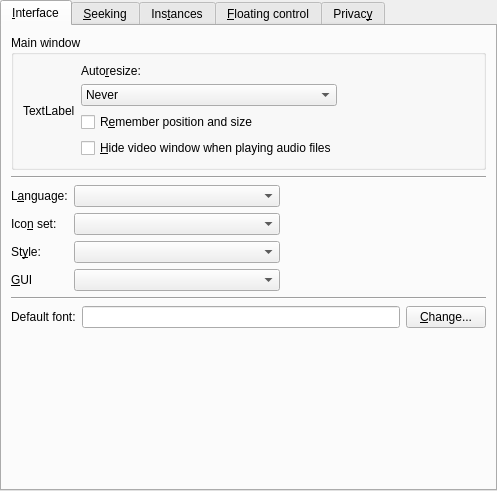
The window that src/prefinterface.ui (wilbert2000/wzplayer) describes before a commit, drawn with Qt 5.
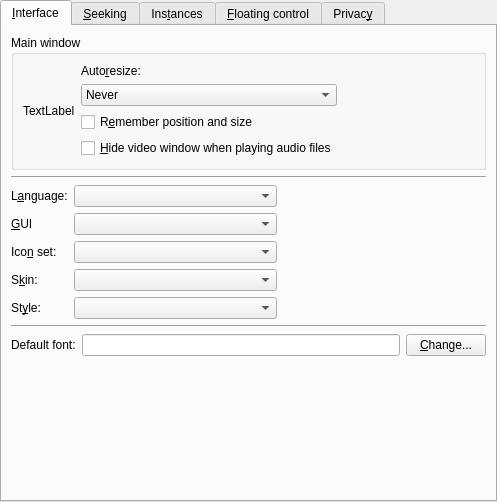
The same window after the commit. Custom widgets are drawn as their Qt base class.

Commit message: Skin support

```diff
--- a/src/prefinterface.ui
+++ b/src/prefinterface.ui
@@ -7,7 +7,7 @@
     <x>0</x>
     <y>0</y>
     <width>497</width>
-    <height>491</height>
+    <height>502</height>
    </rect>
   </property>
   <layout class="QVBoxLayout">
@@ -26,13 +26,7 @@
       <attribute name="title">
        <string>&amp;Interface</string>
       </attribute>
-      <layout class="QVBoxLayout">
-       <property name="spacing">
-        <number>6</number>
-       </property>
-       <property name="margin">
-        <number>9</number>
-       </property>
+      <layout class="QVBoxLayout" name="verticalLayout_5">
        <item>
         <widget class="QGroupBox" name="groupBox">
          <property name="title">
@@ -141,13 +135,7 @@
         </widget>
        </item>
        <item>
-        <layout class="QGridLayout">
-         <property name="margin">
-          <number>0</number>
-         </property>
-         <property name="spacing">
-          <number>6</number>
-         </property>
+        <layout class="QGridLayout" name="gridLayout">
          <item row="0" column="0">
           <widget class="QLabel" name="textLabel1_18">
            <property name="text">
@@ -161,8 +149,64 @@
            </property>
           </widget>
          </item>
+         <item row="0" column="1">
+          <widget class="MyComboBox" name="language_combo">
+           <property name="sizePolicy">
+            <sizepolicy hsizetype="Expanding" vsizetype="Fixed">
+             <horstretch>0</horstretch>
+             <verstretch>0</verstretch>
+            </sizepolicy>
+           </property>
+          </widget>
+         </item>
+         <item row="0" column="2">
+          <spacer>
+           <property name="orientation">
+            <enum>Qt::Horizontal</enum>
+           </property>
+           <property name="sizeHint" stdset="0">
+            <size>
+             <width>40</width>
+             <height>20</height>
+            </size>
+           </property>
+          </spacer>
+         </item>
          <item row="1" column="0">
-          <widget class="QLabel" name="textLabel1_19">
+          <widget class="QLabel" name="label_4">
+           <property name="text">
+            <string>&amp;GUI</string>
+           </property>
+           <property name="buddy">
+            <cstring>gui_combo</cstring>
+           </property>
+          </widget>
+         </item>
+         <item row="1" column="1">
+          <widget class="QComboBox" name="gui_combo">
+           <property name="sizePolicy">
+            <sizepolicy hsizetype="Expanding" vsizetype="Fixed">
+             <horstretch>0</horstretch>
+             <verstretch>0</verstretch>
+            </sizepolicy>
+           </property>
+          </widget>
+         </item>
+         <item row="1" column="2">
+          <spacer>
+           <property name="orientation">
+            <enum>Qt::Horizontal</enum>
+           </property>
+           <property name="sizeHint" stdset="0">
+            <size>
+             <width>40</width>
+             <height>20</height>
+            </size>
+           </property>
+          </spacer>
+         </item>
+         <item row="2" column="0">
+          <widget class="QLabel" name="iconset_label">
            <property name="text">
             <string>Ico&amp;n set:</string>
            </property>
@@ -175,52 +219,6 @@
           </widget>
          </item>
          <item row="2" column="1">
-          <widget class="MyComboBox" name="style_combo">
-           <property name="sizePolicy">
-            <sizepolicy hsizetype="Expanding" vsizetype="Fixed">
-             <horstretch>0</horstretch>
-             <verstretch>0</verstretch>
-            </sizepolicy>
-           </property>
-          </widget>
-         </item>
-         <item row="2" column="2">
-          <spacer>
-           <property name="orientation">
-            <enum>Qt::Horizontal</enum>
-           </property>
-           <property name="sizeHint" stdset="0">
-            <size>
-             <width>40</width>
-             <height>20</height>
-            </size>
-           </property>
-          </spacer>
-         </item>
-         <item row="0" column="1">
-          <widget class="MyComboBox" name="language_combo">
-           <property name="sizePolicy">
-            <sizepolicy hsizetype="Expanding" vsizetype="Fixed">
-             <horstretch>0</horstretch>
-             <verstretch>0</verstretch>
-            </sizepolicy>
-           </property>
-          </widget>
-         </item>
-         <item row="2" column="0">
-          <widget class="QLabel" name="style_label">
-           <property name="text">
-            <string>St&amp;yle:</string>
-           </property>
-           <property name="wordWrap">
-            <bool>false</bool>
-           </property>
-           <property name="buddy">
-            <cstring>style_combo</cstring>
-           </property>
-          </widget>
-         </item>
-         <item row="1" column="1">
           <widget class="MyComboBox" name="iconset_combo">
            <property name="sizePolicy">
             <sizepolicy hsizetype="Expanding" vsizetype="Fixed">
@@ -230,36 +228,38 @@
            </property>
           </widget>
          </item>
-         <item row="1" column="2">
-          <spacer>
-           <property name="orientation">
-            <enum>Qt::Horizontal</enum>
-           </property>
-           <property name="sizeHint" stdset="0">
-            <size>
-             <width>40</width>
-             <height>20</height>
-            </size>
-           </property>
-          </spacer>
-         </item>
-         <item row="0" column="2">
-          <spacer>
-           <property name="orientation">
-            <enum>Qt::Horizontal</enum>
-           </property>
-           <property name="sizeHint" stdset="0">
-            <size>
-             <width>40</width>
-             <height>20</height>
-            </size>
-           </property>
-          </spacer>
+         <item row="2" column="2">
+          <widget class="QWidget" name="iconset_sp" native="true">
+           <layout class="QVBoxLayout" name="verticalLayout_3">
+            <property name="spacing">
+             <number>0</number>
+            </property>
+            <property name="margin">
+             <number>0</number>
+            </property>
+            <item>
+             <spacer name="iconset_spacer">
+              <property name="orientation">
+               <enum>Qt::Horizontal</enum>
+              </property>
+              <property name="sizeHint" stdset="0">
+               <size>
+                <width>40</width>
+                <height>20</height>
+               </size>
+              </property>
+             </spacer>
+            </item>
+           </layout>
+          </widget>
          </item>
          <item row="3" column="0">
-          <widget class="QLabel" name="label_4">
+          <widget class="QLabel" name="skin_label">
            <property name="text">
-            <string>&amp;GUI</string>
+            <string>S&amp;kin:</string>
+           </property>
+           <property name="wordWrap">
+            <bool>false</bool>
            </property>
            <property name="buddy">
             <cstring>gui_combo</cstring>
@@ -267,7 +267,7 @@
           </widget>
          </item>
          <item row="3" column="1">
-          <widget class="QComboBox" name="gui_combo">
+          <widget class="MyComboBox" name="skin_combo">
            <property name="sizePolicy">
             <sizepolicy hsizetype="Expanding" vsizetype="Fixed">
              <horstretch>0</horstretch>
@@ -277,6 +277,54 @@
           </widget>
          </item>
          <item row="3" column="2">
+          <widget class="QWidget" name="skin_sp" native="true">
+           <layout class="QVBoxLayout" name="verticalLayout_4">
+            <property name="spacing">
+             <number>0</number>
+            </property>
+            <property name="margin">
+             <number>0</number>
+            </property>
+            <item>
+             <spacer name="skin_spacer">
+              <property name="orientation">
+               <enum>Qt::Horizontal</enum>
+              </property>
+              <property name="sizeHint" stdset="0">
+               <size>
+                <width>40</width>
+                <height>20</height>
+               </size>
+              </property>
+             </spacer>
+            </item>
+           </layout>
+          </widget>
+         </item>
+         <item row="4" column="0">
+          <widget class="QLabel" name="style_label">
+           <property name="text">
+            <string>St&amp;yle:</string>
+           </property>
+           <property name="wordWrap">
+            <bool>false</bool>
+           </property>
+           <property name="buddy">
+            <cstring>style_combo</cstring>
+           </property>
+          </widget>
+         </item>
+         <item row="4" column="1">
+          <widget class="MyComboBox" name="style_combo">
+           <property name="sizePolicy">
+            <sizepolicy hsizetype="Expanding" vsizetype="Fixed">
+             <horstretch>0</horstretch>
+             <verstretch>0</verstretch>
+            </sizepolicy>
+           </property>
+          </widget>
+         </item>
+         <item row="4" column="2">
           <spacer>
            <property name="orientation">
             <enum>Qt::Horizontal</enum>
```
Left out of the diff: 19 changed lines with no effect on the pictures. The commit also changes 33 other files.
